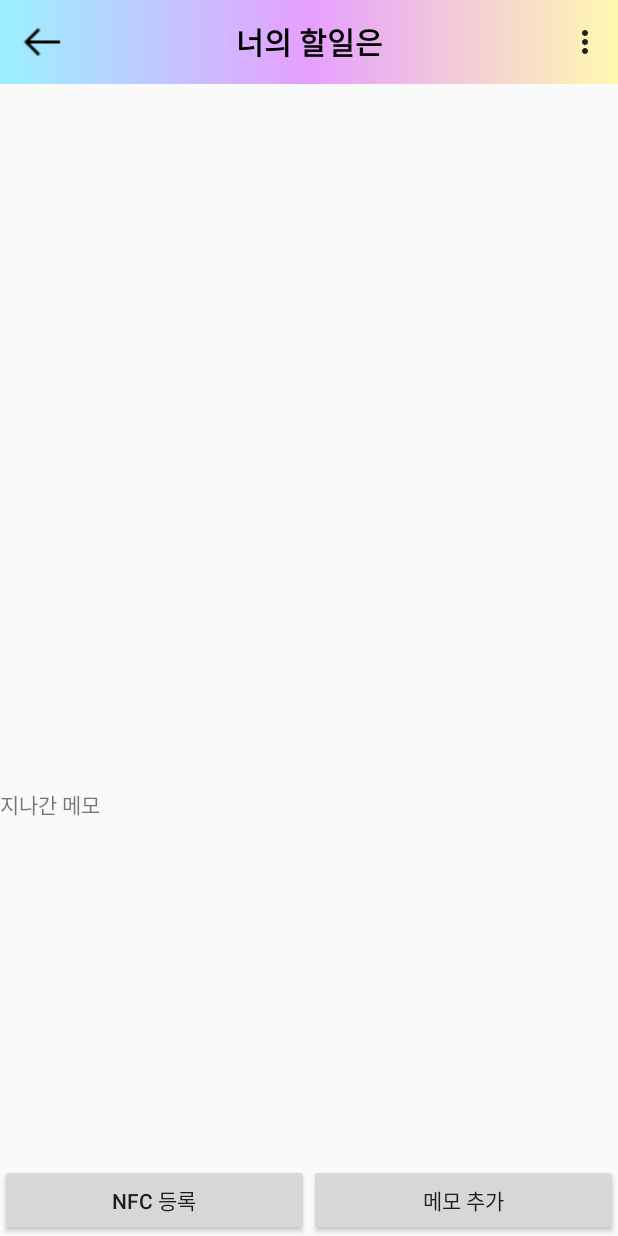
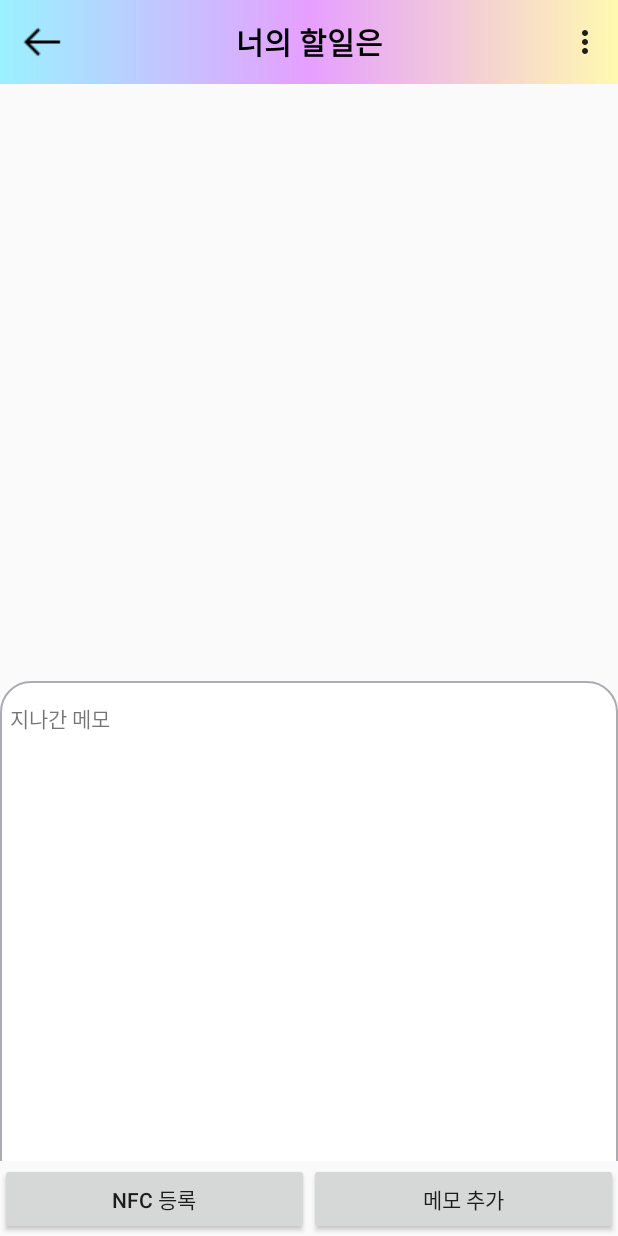
Before and after one commit to xlbatross/memoWithNFC, an Android app: the CategoryMemoActivity screen opened directly, with no data from a screen before it, after a tap on "지나간 메모", on a phone screen of 412 x 824 dp. Run offline under Robolectric (Android 15) with nearby library versions, the phone set to English and light mode, and no system bars; Roboto replaces fonts that are not available here.

Commit message:
카테고리별 메모 화면의 지나간 메모를 bottom sheet로 변경 그에 따라 레이아웃 분할

```diff
--- a/app/src/main/AndroidManifest.xml
+++ b/app/src/main/AndroidManifest.xml
@@ -33,10 +33,7 @@
         <activity
             android:name="com.project.memowithnfc.WholeMemoActivity"
             android:windowSoftInputMode="adjustResize"
-            android:parentActivityName="com.project.memowithnfc.MainActivity">
-            <meta-data
-                android:name="android.support.PARENT_ACTIVITY"
-                android:value="com.project.memowithnfc.MainActivity" />
+            android:parentActivityName=".MainActivity">
         </activity>
 
         <activity
--- a/app/src/main/java/com/project/memowithnfc/CategoryMemoActivity.java
+++ b/app/src/main/java/com/project/memowithnfc/CategoryMemoActivity.java
@@ -8,8 +8,10 @@ import android.graphics.Typeface;
 import android.nfc.NdefMessage;
 import android.nfc.NfcAdapter;
 import android.os.Parcelable;
+import android.support.annotation.NonNull;
 import android.support.constraint.ConstraintLayout;
 import android.support.constraint.ConstraintSet;
+import android.support.design.widget.BottomSheetBehavior;
 import android.support.design.widget.Snackbar;
 import android.support.v4.content.res.ResourcesCompat;
 import android.support.v7.app.AppCompatActivity;
@@ -198,43 +200,30 @@ public class CategoryMemoActivity extends AppCompatActivity {
 
     public void init_previous_memo_button() {
         TextView previous_text = (TextView) findViewById(R.id.previous_memo_button);
-        ConstraintLayout category_memo = (ConstraintLayout) findViewById(R.id.category_memo_container);
-        ConstraintLayout previous = (ConstraintLayout) findViewById(R.id.previous_memo_container);
-        ConstraintSet wide = new ConstraintSet();
-        ConstraintSet reset = new ConstraintSet();
-        wide.clone(category_memo);
-        reset.clone(category_memo);
+        LinearLayout bottom_sheet = (LinearLayout) findViewById(R.id.previous_memo_container);
+        BottomSheetBehavior<LinearLayout> behavior = BottomSheetBehavior.from(bottom_sheet);
+
+        behavior.setBottomSheetCallback(new BottomSheetBehavior.BottomSheetCallback() {
+            @Override
+            public void onStateChanged(@NonNull View bottomSheet, int newState) {
+                if (newState == BottomSheetBehavior.STATE_EXPANDED) {
+
+                }
+            }
+
+            @Override
+            public void onSlide(@NonNull View bottomSheet, float slideOffset) {
+            }
+        });
 
         previous_text.setOnClickListener(new View.OnClickListener() {
             @Override
             public void onClick(View v) {
-                float density = v.getContext().getResources().getDisplayMetrics().density;
-                if(previous.getHeight() == Math.ceil(60 * density)) {
-                    wide.constrainHeight(R.id.previous_memo_container, (int)(270 * density));
-                    wide.applyTo(category_memo);
-                    Animation animation = AnimationUtils.loadAnimation(getApplicationContext(),R.anim.anim_wide_height);
-                    previous.startAnimation(animation);
+                if(behavior.getState() == BottomSheetBehavior.STATE_COLLAPSED) {
+                    behavior.setState(BottomSheetBehavior.STATE_EXPANDED);
                 }
-                else {
-                    Animation animation = AnimationUtils.loadAnimation(getApplicationContext(),R.anim.anim_reset_height);
-                    previous.startAnimation(animation);
-                    animation.setAnimationListener(new Animation.AnimationListener() {
-                        @Override
-                        public void onAnimationStart(Animation animation) {
-
-                        }
-
-                        @Override
-                        public void onAnimationEnd(Animation animation) {
-                            reset.applyTo(category_memo);
-                        }
-
-                        @Override
-                        public void onAnimationRepeat(Animation animation) {
-
-                        }
-                    });
-                }
+                else if(behavior.getState() == BottomSheetBehavior.STATE_EXPANDED)
+                    behavior.setState(BottomSheetBehavior.STATE_COLLAPSED);
             }
         });
     }
@@ -271,6 +260,7 @@ public class CategoryMemoActivity extends AppCompatActivity {
             nRecyclerView.setAdapter(new CategoryMemoAdapter(this, db.getNextMemosByCategory(category_id)));
             pRecyclerView.setAdapter(new CategoryMemoAdapter(this, db.getPreviousMemosByCategory(category_id)));
         }
+
         else {
             Intent intent = new Intent(this, MainActivity.class);
             startActivity(intent
--- /dev/null
+++ b/app/src/main/java/com/project/memowithnfc/LockableBottomSheetBehavior.java
@@ -0,0 +1,82 @@
+package com.project.memowithnfc;
+
+import android.content.Context;
+import android.support.design.widget.BottomSheetBehavior;
+import android.support.design.widget.CoordinatorLayout;
+import android.util.AttributeSet;
+import android.view.MotionEvent;
+import android.view.View;
+
+public class LockableBottomSheetBehavior<V extends View> extends BottomSheetBehavior<V> {
+
+    private boolean mLocked = false;
+
+    public LockableBottomSheetBehavior() {}
+
+    public LockableBottomSheetBehavior(Context context, AttributeSet attrs) {
+        super(context, attrs);
+    }
+
+    public void setLocked(boolean locked) {
+        mLocked = locked;
+    }
+
+    @Override
+    public boolean onInterceptTouchEvent(CoordinatorLayout parent, V child, MotionEvent event) {
+        boolean handled = false;
+
+        if (!mLocked) {
+            handled = super.onInterceptTouchEvent(parent, child, event);
+        }
+
+        return handled;
+    }
+
+    @Override
+    public boolean onTouchEvent(CoordinatorLayout parent, V child, MotionEvent event) {
+        boolean handled = false;
+
+        if (!mLocked) {
+            handled = super.onTouchEvent(parent, child, event);
+        }
+
+        return handled;
+    }
+
+    @Override
+    public boolean onStartNestedScroll(CoordinatorLayout coordinatorLayout, V child, View directTargetChild, View target, int nestedScrollAxes) {
+        boolean handled = false;
+
+        if (!mLocked) {
+            handled = super.onStartNestedScroll(coordinatorLayout, child, directTargetChild, target, nestedScrollAxes);
+        }
+
+        return handled;
+    }
+
+    @Override
+    public void onNestedPreScroll(CoordinatorLayout coordinatorLayout, V child, View target, int dx, int dy, int[] consumed) {
+        if (!mLocked) {
+            super.onNestedPreScroll(coordinatorLayout, child, target, dx, dy, consumed);
+        }
+    }
+
+    @Override
+    public void onStopNestedScroll(CoordinatorLayout coordinatorLayout, V child, View target) {
+        if (!mLocked) {
+            super.onStopNestedScroll(coordinatorLayout, child, target);
+        }
+    }
+
+    @Override
+    public boolean onNestedPreFling(CoordinatorLayout coordinatorLayout, V child, View target, float velocityX, float velocityY) {
+        boolean handled = false;
+
+        if (!mLocked) {
+            handled = super.onNestedPreFling(coordinatorLayout, child, target, velocityX, velocityY);
+        }
+
+        return handled;
+
+    }
+}
--- /dev/null
+++ b/app/src/main/res/drawable/rounded_top.xml
@@ -0,0 +1,22 @@
+<?xml version="1.0" encoding="utf-8"?>
+<layer-list xmlns:android="http://schemas.android.com/apk/res/android">
+
+    <item>
+        <shape xmlns:android="http://schemas.android.com/apk/res/android"
+            android:shape="rectangle">
+            <solid android:color="@android:color/white"/>
+            <corners android:topLeftRadius="20dp" android:topRightRadius="20dp"
+                android:bottomLeftRadius="0.1dp" android:bottomRightRadius="0.1dp"/>
+        </shape>
+    </item>
+
+    <item android:bottom="-2dp">
+        <shape>
+            <solid android:color="@android:color/transparent" />
+            <stroke android:width="1dp" android:color="#ababb2" />
+            <corners android:topLeftRadius="20dp" android:topRightRadius="20dp"
+                android:bottomLeftRadius="0.1dp" android:bottomRightRadius="0.1dp"/>
+        </shape>
+    </item>
+
+</layer-list>
--- /dev/null
+++ b/app/src/main/res/drawable/side_boundary.xml
@@ -0,0 +1,18 @@
+<?xml version="1.0" encoding="utf-8"?>
+<layer-list xmlns:android="http://schemas.android.com/apk/res/android">
+
+    <item>
+        <shape xmlns:android="http://schemas.android.com/apk/res/android"
+            android:shape="rectangle">
+            <solid android:color="@android:color/white"/>
+        </shape>
+    </item>
+
+    <item android:top="-2dp" android:bottom="-2dp">
+        <shape>
+            <solid android:color="@android:color/transparent" />
+            <stroke android:width="1dp" android:color="#ababb2" />
+        </shape>
+    </item>
+
+</layer-list>
--- a/app/src/main/res/layout/activity_category_memo.xml
+++ b/app/src/main/res/layout/activity_category_memo.xml
@@ -1,62 +1,26 @@
 <?xml version="1.0" encoding="utf-8"?>
-<android.support.constraint.ConstraintLayout xmlns:android="http://schemas.android.com/apk/res/android"
+<android.support.design.widget.CoordinatorLayout
+    xmlns:android="http://schemas.android.com/apk/res/android"
     xmlns:app="http://schemas.android.com/apk/res-auto"
     xmlns:tools="http://schemas.android.com/tools"
     android:layout_width="match_parent"
     android:layout_height="match_parent"
-    android:id="@+id/category_memo_container"
     tools:context=".CategoryMemoActivity">
 
-    <include
+    <android.support.design.widget.AppBarLayout
         android:layout_width="match_parent"
         android:layout_height="wrap_content"
-        layout="@layout/toolbar"
-        app:layout_constraintTop_toTopOf="parent"
-        app:layout_constraintBottom_toTopOf="@id/recycler_view_next_memo"
-        />
+        android:background="@android:color/transparent"
+        app:elevation="0dp">
 
-    <android.support.v7.widget.RecyclerView
-        android:id="@+id/recycler_view_next_memo"
-        android:layout_width="match_parent"
-        android:layout_height="0dp"
-        android:overScrollMode="never"
-        app:layout_constraintTop_toBottomOf="@+id/toolbar"
-        app:layout_constraintBottom_toTopOf="@+id/previous_memo_container"
-        tools:layout_editor_absoluteX="0dp" >
-    </android.support.v7.widget.RecyclerView>
+        <include layout="@layout/toolbar" />
 
-    <!-- height가 60이면 화면의 85퍼, 270이면 55퍼 정도 -->
-    <android.support.constraint.ConstraintLayout
-        android:id = "@+id/previous_memo_container"
-        android:layout_width="match_parent"
-        android:layout_height="60dp"
-        app:layout_constraintTop_toBottomOf="@id/recycler_view_next_memo"
-        app:layout_constraintBottom_toTopOf="@id/menu_container">
+    </android.support.design.widget.AppBarLayout>
 
-        <TextView
-            android:id="@+id/previous_memo_button"
-            android:layout_width="match_parent"
-            android:layout_height="60dp"
-            android:text="지나간 메모"
-            android:gravity="center_vertical"
-            app:layout_constraintTop_toTopOf="parent"
-            app:layout_constraintBottom_toTopOf="@+id/recycler_view_previous_memo" />
+    <include layout="@layout/content_category_memo"/>
 
-        <android.support.v7.widget.RecyclerView
-            android:id="@+id/recycler_view_previous_memo"
-            android:layout_width="match_parent"
-            android:layout_height="0dp"
-            android:overScrollMode="never"
-            app:layout_constraintTop_toBottomOf="@+id/previous_memo_button"
-            app:layout_constraintBottom_toBottomOf="parent"/>
-    </android.support.constraint.ConstraintLayout>
+    <include layout="@layout/previous_memo_container"/>
 
-    <include
-        android:layout_width="match_parent"
-        android:layout_height="wrap_content"
-        layout="@layout/menu_container"
-        app:layout_constraintTop_toBottomOf="@id/previous_memo_container"
-        app:layout_constraintBottom_toBottomOf="parent"
-        />
+    <include layout="@layout/menu_container" />
 
-</android.support.constraint.ConstraintLayout>
+</android.support.design.widget.CoordinatorLayout>
--- /dev/null
+++ b/app/src/main/res/layout/content_category_memo.xml
@@ -0,0 +1,20 @@
+<?xml version="1.0" encoding="utf-8"?>
+<android.support.constraint.ConstraintLayout
+    xmlns:android="http://schemas.android.com/apk/res/android"
+    xmlns:app="http://schemas.android.com/apk/res-auto"
+    xmlns:tools="http://schemas.android.com/tools"
+    android:layout_width="match_parent"
+    android:layout_height="match_parent"
+    android:layout_marginBottom="100dp"
+    app:layout_behavior="@string/appbar_scrolling_view_behavior">
+
+    <android.support.v7.widget.RecyclerView
+        android:id="@+id/recycler_view_next_memo"
+        android:layout_width="match_parent"
+        android:layout_height="0dp"
+        android:overScrollMode="never"
+        app:layout_constraintTop_toTopOf="parent"
+        app:layout_constraintBottom_toBottomOf="parent">
+    </android.support.v7.widget.RecyclerView>
+
+</android.support.constraint.ConstraintLayout>
--- a/app/src/main/res/layout/menu_container.xml
+++ b/app/src/main/res/layout/menu_container.xml
@@ -4,7 +4,8 @@
     xmlns:app="http://schemas.android.com/apk/res-auto"
     android:id = "@+id/menu_container"
     android:layout_width="match_parent"
-        android:layout_height="wrap_content">
+    android:layout_height="50dp"
+    android:layout_gravity="bottom">
 
     <Button
         android:id="@+id/register_nfc"
--- /dev/null
+++ b/app/src/main/res/layout/previous_memo_container.xml
@@ -0,0 +1,37 @@
+<?xml version="1.0" encoding="utf-8"?>
+<!-- height가 60이면 화면의 85퍼, 270이면 55퍼 정도 -->
+<LinearLayout
+    xmlns:android="http://schemas.android.com/apk/res/android"
+    xmlns:app="http://schemas.android.com/apk/res-auto"
+    xmlns:tools="http://schemas.android.com/tools"
+    android:id = "@+id/previous_memo_container"
+    android:layout_width="match_parent"
+    android:layout_height="wrap_content"
+    android:orientation="vertical"
+    app:layout_behavior="com.project.memowithnfc.LockableBottomSheetBehavior"
+    app:behavior_hideable="false"
+    app:behavior_peekHeight="100dp">
+
+    <TextView
+        android:id="@+id/previous_memo_button"
+        android:layout_width="match_parent"
+        android:layout_height="50dp"
+        android:text="  지나간 메모"
+        android:gravity="center_vertical"
+        android:background="@drawable/rounded_top"/>
+
+    <android.support.v7.widget.RecyclerView
+        android:id="@+id/recycler_view_previous_memo"
+        android:layout_width="match_parent"
+        android:layout_height="270dp"
+        android:paddingLeft="2dp"
+        android:paddingRight="2dp"
+        android:overScrollMode="never"
+        android:background="@drawable/side_boundary"/>
+
+    <LinearLayout
+        android:layout_width="match_parent"
+        android:layout_height="50dp"
+        android:orientation="vertical">
+    </LinearLayout>
+</LinearLayout>
--- a/build.gradle
+++ b/build.gradle
@@ -1,6 +1,7 @@
 // Top-level build file where you can add configuration options common to all sub-projects/modules.
 
 buildscript {
+    ext.kotlin_version = '1.3.50'
     repositories {
         google()
         jcenter()
@@ -8,6 +9,7 @@ buildscript {
     }
     dependencies {
         classpath 'com.android.tools.build:gradle:3.4.1'
+        classpath "org.jetbrains.kotlin:kotlin-gradle-plugin:$kotlin_version"
 
         // NOTE: Do not place your application dependencies here; they belong
         // in the individual module build.gradle files
```
Also changed, not shown: app/build.gradle (+6 -3 lines), app/src/main/java/com/project/memowithnfc/MainActivity.java (+18 -0 lines), app/src/main/java/com/project/memowithnfc/MyBroadcastReceiver.java (+12 -64 lines), app/src/main/java/com/project/memowithnfc/WholeMemoActivity.java (+41 -10 lines), app/src/main/java/com/project/memowithnfc/WriteMemoActivity.java (+17 -26 lines). Lines whose indentation alone changed are shown as unchanged.
